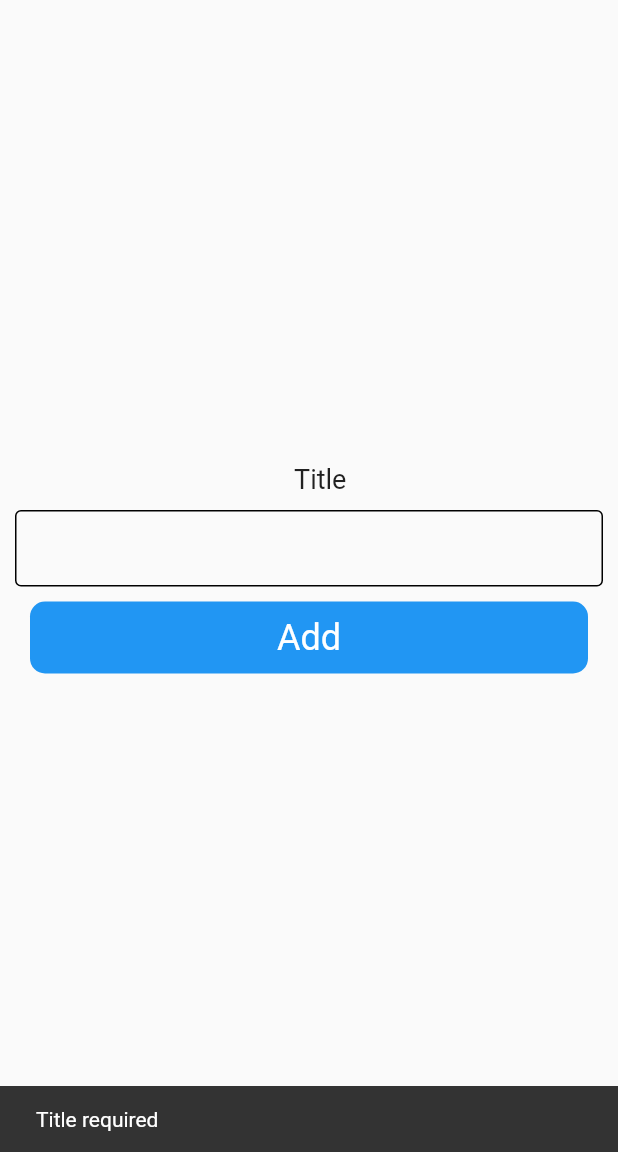
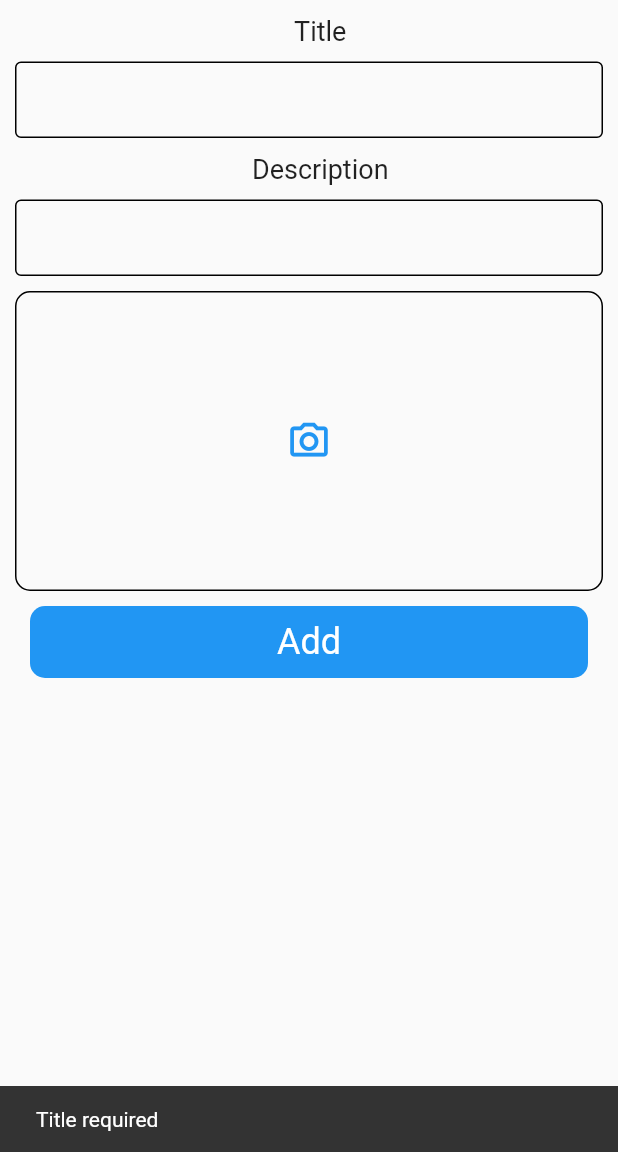
Before and after one commit to aaryan-1997/task, a Flutter app: the AddTask screen opened directly, after a tap on "Add", on a phone screen of 412 x 824 dp, the part 84-1236 px from its top. Run offline on Flutter 3.47's test engine with Material 2 defaults, Android fonts, the phone set to English and light mode, and no system bars; our stand-ins replace cloud_firestore, firebase_core, firebase_storage, image_picker; accounts and stored records are empty.

```diff
--- a/lib/main.dart
+++ b/lib/main.dart
@@ -1,5 +1,8 @@
+import 'dart:io';
+
 import 'package:firebase_core/firebase_core.dart';
 import 'package:flutter/material.dart';
+import 'package:image_picker/image_picker.dart';
 import 'package:intl/intl.dart';
 import 'package:task/services/save_data.dart';
 
@@ -64,16 +67,54 @@ class _MyHomePageState extends State<MyHomePage> {
               child: ListView.builder(
                   itemCount: taslList.length,
                   itemBuilder: (context, index) {
-                    return CheckboxListTile(
-                      onChanged: (value) async {
+                    return Dismissible(
+                      key: UniqueKey(),
+                      background: const Text(
+                        "Swape to delete",
+                        style: TextStyle(color: Colors.redAccent),
+                      ),
+                      secondaryBackground: const Text(
+                        "Swape to delete",
+                        style: TextStyle(color: Colors.redAccent),
+                      ),
+                      onDismissed: (value) async {
                         await Task()
                             .updateTask(taslList[index].id)
                             .then((value) => getTask());
+                        ScaffoldMessenger.of(context).showSnackBar(
+                            const SnackBar(content: Text("Data Deleted")));
                       },
-                      value: false,
-                      title: Text(
-                        '${taslList[index].title}',
+                      child: Container(
+                        decoration: BoxDecoration(
+                            border: Border.all(
+                                width: 1, color: Colors.grey.shade300)),
+                        child: ExpansionTile(
+                          title: Text('${taslList[index].title}'),
+                          children: [
+                            // CheckboxListTile(
+                            //   onChanged: (value) async {
+                            //     await Task()
+                            //         .updateTask(taslList[index].id)
+                            //         .then((value) => getTask());
+                            //   },
+                            //   value: false,
+                            //   title: Text(
+                            //     '${taslList[index].title}',
+                            //     style: const TextStyle(fontSize: 15),
+                            //   ),
+                            // ),
+                            Text(
+                              '${taslList[index].description}',
                               style: const TextStyle(fontSize: 15),
+                            ),
+                            if (taslList[index].image != null &&
+                                taslList[index].image != "")
+                              Image.network(
+                                "${taslList[index].image}",
+                                height: 200,
+                              )
+                          ],
+                        ),
                       ),
                     );
                   }),
@@ -103,6 +144,14 @@ class AddTask extends StatefulWidget {
 
 class _AddTaskState extends State<AddTask> {
   TextEditingController titleController = TextEditingController();
+  TextEditingController descriptionController = TextEditingController();
+  final ImagePicker picker = ImagePicker();
+  XFile? image;
+  uploadImage() async {
+    image = await picker.pickImage(source: ImageSource.gallery);
+    setState(() {});
+  }
+
   @override
   Widget build(BuildContext context) {
     return Scaffold(
@@ -110,7 +159,8 @@ class _AddTaskState extends State<AddTask> {
         title: const Text("Add Task"),
         elevation: 0,
       ),
-      body: Padding(
+      body: SingleChildScrollView(
+        child: Padding(
           padding: const EdgeInsets.all(10),
           child: Column(
             mainAxisAlignment: MainAxisAlignment.center,
@@ -132,12 +182,70 @@ class _AddTaskState extends State<AddTask> {
                   enabledBorder: OutlineInputBorder(),
                 ),
               ),
+              const SizedBox(height: 10),
+              Container(
+                alignment: Alignment.center,
+                padding: const EdgeInsets.only(left: 15),
+                child: const Text(
+                  'Description',
+                  style: TextStyle(fontSize: 18),
+                ),
+              ),
+              const SizedBox(height: 10),
+              TextFormField(
+                controller: descriptionController,
+                decoration: const InputDecoration(
+                  isDense: true,
+                  focusedBorder: OutlineInputBorder(),
+                  enabledBorder: OutlineInputBorder(),
+                ),
+              ),
+              const SizedBox(height: 10),
+              GestureDetector(
+                onTap: () {
+                  uploadImage();
+                },
+                child: SizedBox(
+                  height: 200,
+                  child: Stack(
+                    children: [
+                      Container(
+                        height: 200,
+                        width: MediaQuery.of(context).size.width - 20,
+                        decoration: BoxDecoration(
+                            border: Border.all(),
+                            borderRadius: BorderRadius.circular(10)),
+                        child: image == null
+                            ? null
+                            : Image.file(
+                                File(image!.path),
+                              ),
+                      ),
+                      const Positioned(
+                        child: Align(
+                          alignment: Alignment.center,
+                          child: Icon(
+                            Icons.camera_alt_outlined,
+                            size: 30,
+                            color: Colors.blue,
+                          ),
+                        ),
+                      )
+                    ],
+                  ),
+                ),
+              ),
               InkWell(
                 onTap: () async {
                   if (titleController.text.trim().isNotEmpty) {
+                    String imagepath = "";
+                    if (image != null) {
+                      imagepath = await Task().uploadImage(image!);
+                    }
                     var task = TaskModel(
                         title: titleController.text,
-                      description: "",
+                        description: descriptionController.text,
+                        image: imagepath,
                         createdAt: DateFormat('dd/MM/yyyy hh:mm:ss')
                             .format(DateTime.now()));
                     await Task().createTask(task).then((value) {
@@ -173,6 +281,7 @@ class _AddTaskState extends State<AddTask> {
             ],
           ),
         ),
+      ),
     );
   }
 }
--- a/pubspec.yaml
+++ b/pubspec.yaml
@@ -15,7 +15,7 @@ publish_to: 'none' # Remove this line if you wish to publish to pub.dev
 # In iOS, build-name is used as CFBundleShortVersionString while build-number used as CFBundleVersion.
 # Read more about iOS versioning at
 # https://developer.apple.com/library/archive/documentation/General/Reference/InfoPlistKeyReference/Articles/CoreFoundationKeys.html
-version: 1.0.0+1
+version: 2.0.0+2
 
 environment:
   sdk: ">=2.17.6 <3.0.0"
@@ -39,6 +39,8 @@ dependencies:
   cloud_firestore: ^4.4.5
   firebase_auth: ^4.2.2
   intl: ^0.17.0
+  image_picker: ^0.8.7+1
+  firebase_storage: ^11.0.16
 
 dev_dependencies:
   flutter_test:
```
Also changed, not shown: lib/services/save_data.dart (+14 -0 lines), 1 other file. Lines whose indentation alone changed are shown as unchanged.
